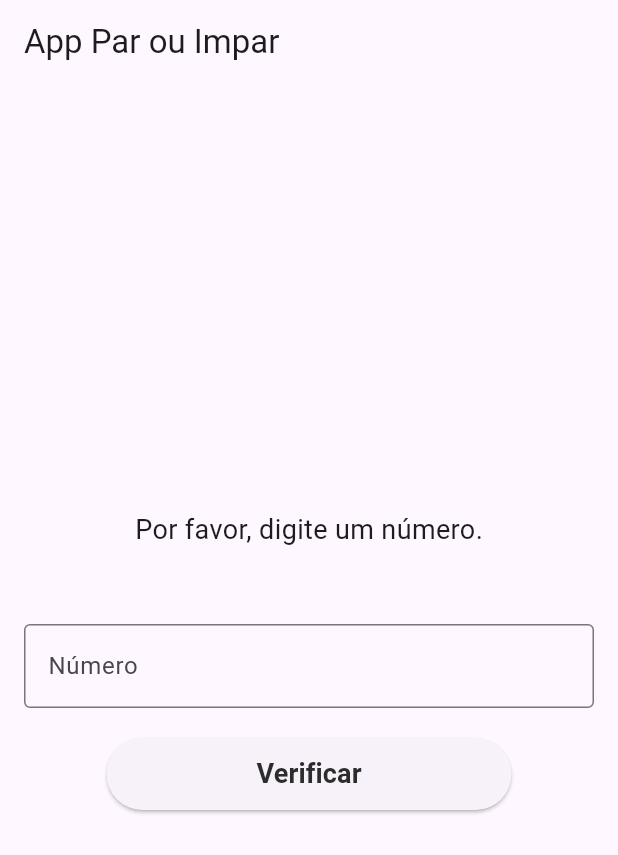
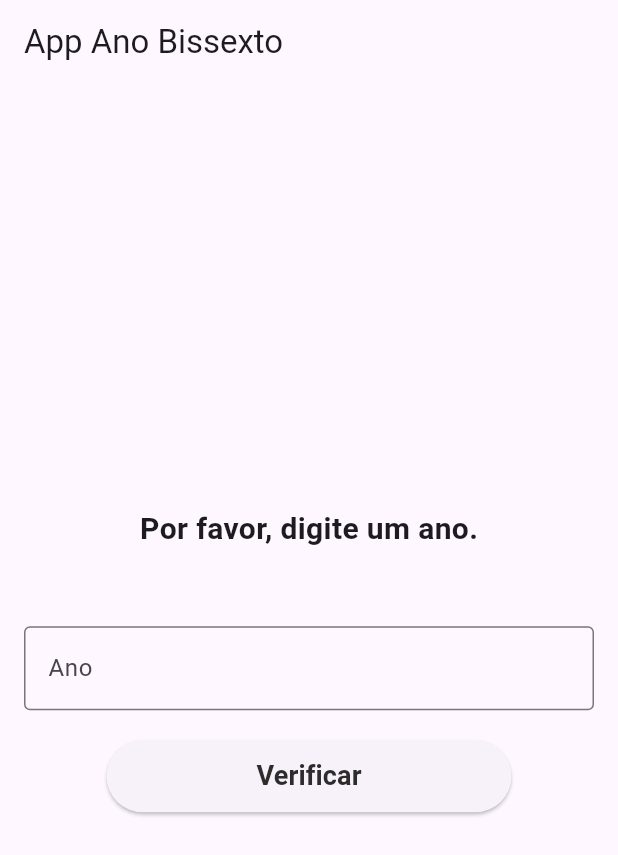
Before and after one commit to dionedev/Desafio_mentoria, a Flutter app: the screen it shows after launch, after a tap on "Verificar", on a phone screen of 412 x 824 dp. Shown: the top 855 px of the screen. Run offline on Flutter 3.47's test engine with Material 3 defaults, Android fonts, the phone set to English and light mode, and no system bars.

Commit message:
feat: app ano bissexto finalizado

```diff
--- a/lib/main.dart
+++ b/lib/main.dart
@@ -1,3 +1,4 @@
+import 'package:app_imc/pages/ano_bissexto.dart';
 import 'package:app_imc/pages/calcula_media.dart';
 import 'package:app_imc/pages/conversor_temperatura.dart';
 import 'package:app_imc/pages/imc_page.dart';
@@ -15,13 +16,14 @@ class App extends StatelessWidget {
   @override
   Widget build(BuildContext context) {
     return MaterialApp(
-      initialRoute: 'parOuImpar',
+      initialRoute: 'anoBissexto',
       routes: {
         'imc': (context) => const ImcPage(),
         'jogoDado': (context) => const JogoDado(),
         'conversorTemperatura': (context) => const ConversorTemperatura(),
         'calculaMedia': (context) => const CalculaMedia(),
         'parOuImpar': (context) => const ParOuImpar(),
+        'anoBissexto': (context) => const AnoBissexto(),
       },
     );
   }
--- /dev/null
+++ b/lib/pages/ano_bissexto.dart
@@ -0,0 +1,89 @@
+import 'package:flutter/material.dart';
+
+class AnoBissexto extends StatefulWidget {
+  const AnoBissexto({super.key});
+
+  @override
+  State<AnoBissexto> createState() => _AnoBissextoState();
+}
+
+class _AnoBissextoState extends State<AnoBissexto> {
+  TextEditingController inputController = TextEditingController();
+  String resultado = '';
+
+  verificaAnoBissexto() {
+    setState(() {
+      final ano = int.tryParse(inputController.text);
+
+      if (ano != null) {
+        if (ano % 400 == 0) {
+          resultado = 'O ano $ano é bissexto';
+        } else if (ano % 100 == 0) {
+          resultado = 'O ano $ano não é bissexto';
+        } else if (ano % 4 == 0) {
+          resultado = 'O ano $ano é bissexto';
+        } else {
+          resultado = 'O ano $ano não é bissexto';
+        }
+      } else {
+        resultado = 'Por favor, digite um ano.';
+      }
+
+      inputController.clear();
+    });
+  }
+
+  @override
+  Widget build(BuildContext context) {
+    return MaterialApp(
+      home: Scaffold(
+        appBar: AppBar(
+          title: const Text('App Ano Bissexto'),
+        ),
+        body: SafeArea(
+          child: Padding(
+            padding: const EdgeInsets.all(16.0),
+            child: Column(
+              mainAxisAlignment: MainAxisAlignment.center,
+              children: [
+                Text(
+                  resultado,
+                  style: const TextStyle(
+                      fontSize: 20, fontWeight: FontWeight.w600),
+                ),
+                Padding(
+                  padding: const EdgeInsets.only(top: 50, bottom: 20),
+                  child: TextField(
+                    controller: inputController,
+                    decoration: const InputDecoration(
+                      labelText: 'Ano',
+                      hintText: 'Ex. 2024',
+                      border: OutlineInputBorder(),
+                    ),
+                    keyboardType: TextInputType.number,
+                  ),
+                ),
+                ElevatedButton(
+                  onPressed: () {
+                    verificaAnoBissexto();
+                  },
+                  style: ElevatedButton.styleFrom(
+                    fixedSize: const Size(270, 48),
+                  ),
+                  child: const Text(
+                    'Verificar',
+                    style: TextStyle(
+                      fontSize: 18,
+                      color: Color.fromRGBO(45, 44, 44, 1),
+                      fontWeight: FontWeight.w600,
+                    ),
+                  ),
+                ),
+              ],
+            ),
+          ),
+        ),
+      ),
+    );
+  }
+}
```
